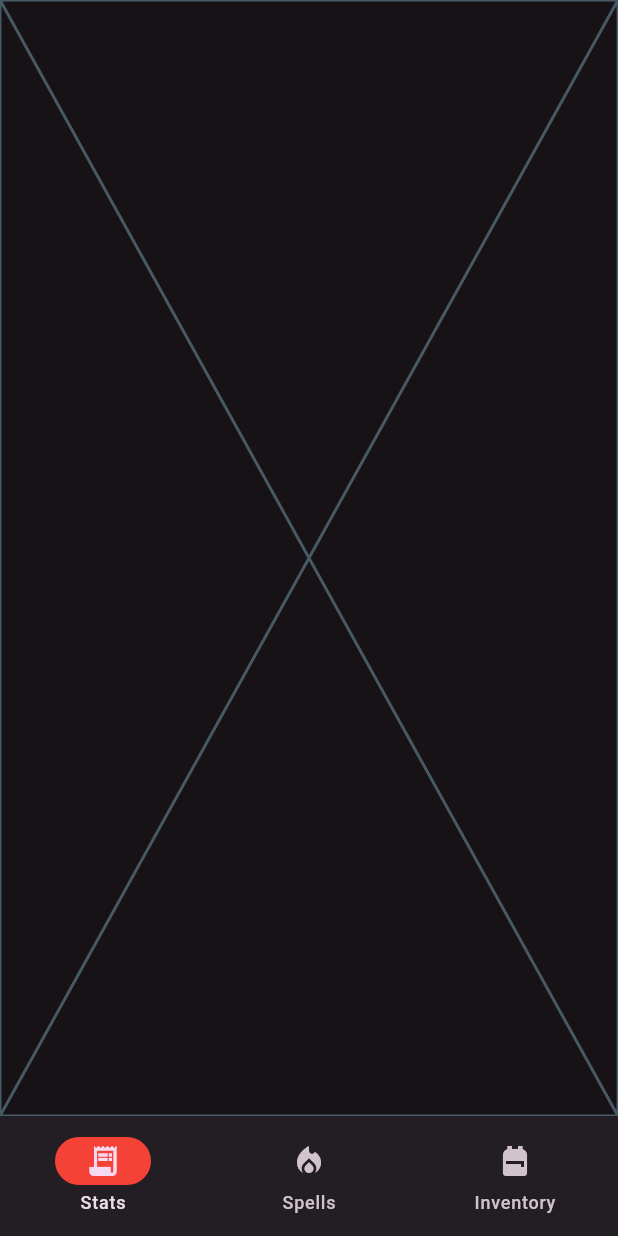
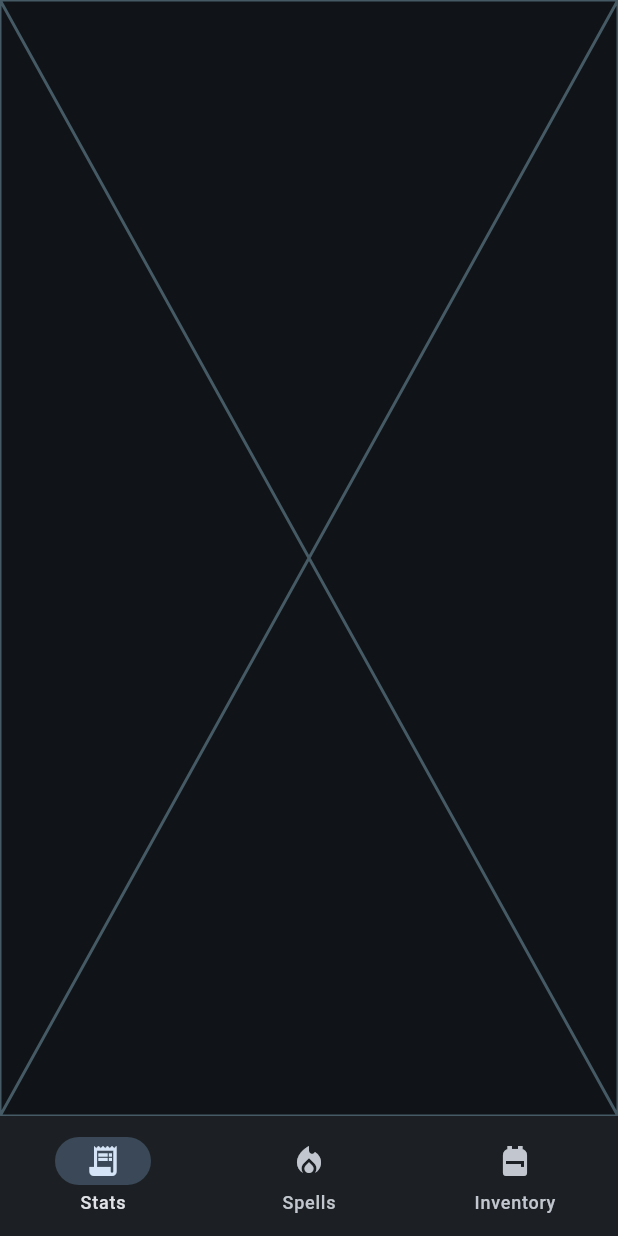
Before and after one commit to NielsKuipers/dndapp, a Flutter app: the screen it shows after launch, on a phone screen of 412 x 824 dp. Run offline on Flutter 3.47's test engine with Material 3 defaults, Android fonts, the phone set to English and light mode, and no system bars.

Commit message:
many changes to theme

```diff
--- a/lib/theme.dart
+++ b/lib/theme.dart
@@ -3,15 +3,66 @@ import 'package:flutter/material.dart';
 ThemeData getTheme() {
   return ThemeData(
     useMaterial3: true,
+
+    // dialog theme
+    dialogTheme: const DialogTheme(backgroundColor: Color(0xff1C222B)),
+
+    // input themes
+    inputDecorationTheme: const InputDecorationTheme(
+      enabledBorder: OutlineInputBorder(
+        borderSide: BorderSide(
+          color: Color(0xFFDFDFDF),
+        ),
+      ),
+      floatingLabelStyle: TextStyle(color: Color(0xFFDFDFDF)),
+      labelStyle: TextStyle(color: Color(0xFFDFDFDF)),
+      focusedBorder: OutlineInputBorder(
+        borderSide: BorderSide(
+          color: Color(0xFF6C8096),
+        ),
+      ),
+    ),
+
+    // checkbox theme
+    checkboxTheme: CheckboxThemeData(
+      checkColor: const MaterialStatePropertyAll(Color(0xFFDFDFDF)),
+      fillColor: MaterialStateProperty.resolveWith(
+        (states) {
+          if (states.contains(MaterialState.selected)) {
+            return const Color(0xff5659F0);
+          }
+          return null;
+        },
+      ),
+    ),
+
+    // base colorscheme
     colorScheme: ColorScheme.fromSeed(
         background: const Color(0xff1d242b),
         primary: const Color(0xff33404d),
-          secondary: const Color(0xff2B82D9),
-          seedColor: Colors.purple,
+        secondary: const Color(0xff5659F0),
+        seedColor: const Color(0xff33404d),
         brightness: Brightness.dark),
     dividerColor: const Color(0xff33404d),
     textTheme: const TextTheme(
       bodyMedium: TextStyle(
+        color: Color(0xFFDFDFDF),
         fontSize: 15,
-      )));
+      ),
+    ),
+
+    //Button themes
+    filledButtonTheme: FilledButtonThemeData(
+      style: FilledButton.styleFrom(
+        backgroundColor: const Color(0xff5659F0),
+        foregroundColor: const Color(0xFFFFFFFF),
+      ),
+    ),
+    elevatedButtonTheme: ElevatedButtonThemeData(
+      style: FilledButton.styleFrom(
+        backgroundColor: const Color(0xff5659F0),
+        foregroundColor: const Color(0xFFFFFFFF),
+      ),
+    ),
+  );
 }
--- a/lib/widgets/main/character.dart
+++ b/lib/widgets/main/character.dart
@@ -28,7 +28,6 @@ class _CharacterState extends State<Character> {
         destinations: destionations,
         onDestinationSelected: (index) => setState(() => currentIndex = index),
         selectedIndex: currentIndex,
-        indicatorColor: Colors.red,
       ),
     );
   }
--- a/lib/widgets/spells/views/manageSpells.dart
+++ b/lib/widgets/spells/views/manageSpells.dart
@@ -1,5 +1,3 @@
-import 'package:dndapp/widgets/navigation/routes/routeTo.dart';
-import 'package:dndapp/widgets/navigation/routes/transitionType.dart';
 import 'package:dndapp/widgets/spells/views/addSpell.dart';
 import 'package:flutter/material.dart';
 
@@ -13,7 +11,7 @@ class ManageSpells extends StatelessWidget {
         Row(
           children: [
             const Text("Add a custom spell"),
-            FilledButton(
+            ElevatedButton(
               onPressed: () => showDialog(
                 context: context,
                 builder: (BuildContext context) =>
--- a/lib/widgets/spells/views/spellList.dart
+++ b/lib/widgets/spells/views/spellList.dart
@@ -1,6 +1,5 @@
 // ignore_for_file: curly_braces_in_flow_control_structures
 import 'dart:collection';
-import 'dart:developer';
 
 import 'package:dndapp/widgets/navigation/routes/routeTo.dart';
 import 'package:dndapp/widgets/navigation/routes/transitionType.dart';
--- a/lib/widgets/spells/views/spellsOverview.dart
+++ b/lib/widgets/spells/views/spellsOverview.dart
@@ -1,5 +1,4 @@
 import 'dart:convert';
-import 'dart:io';
 
 import 'package:dndapp/widgets/spells/spell.dart';
 import 'package:dndapp/widgets/spells/views/manageSpells.dart';
```
Also changed, not shown: lib/widgets/spells/views/addSpell.dart (+9 -2 lines). Lines whose indentation alone changed are shown as unchanged.
